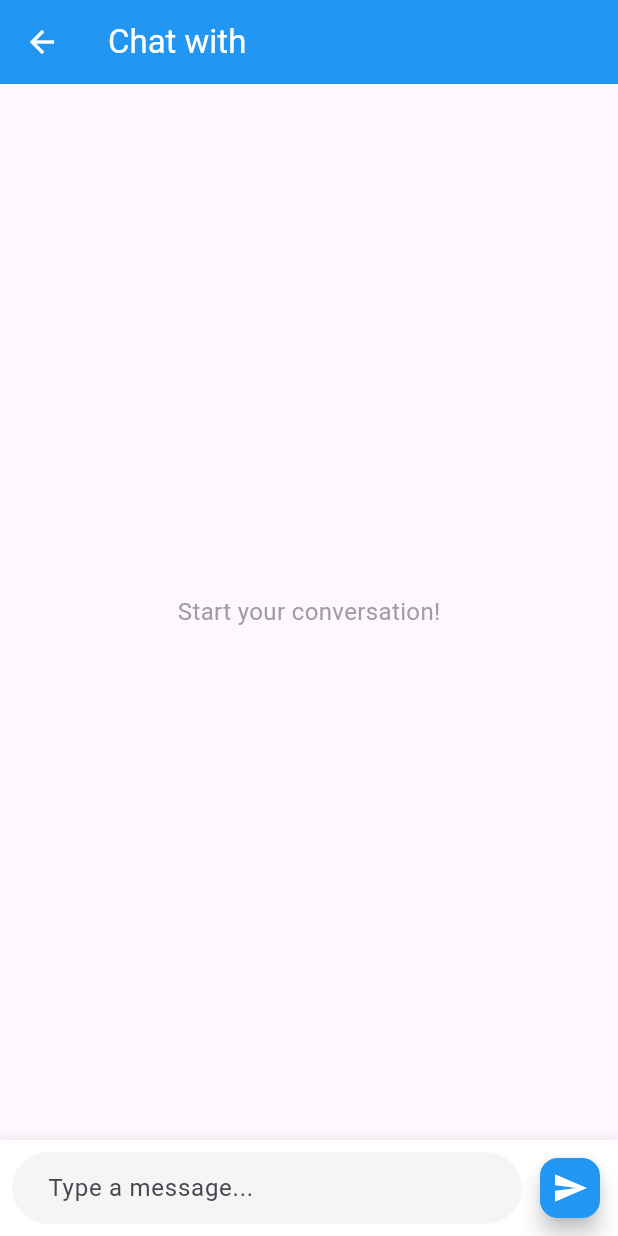
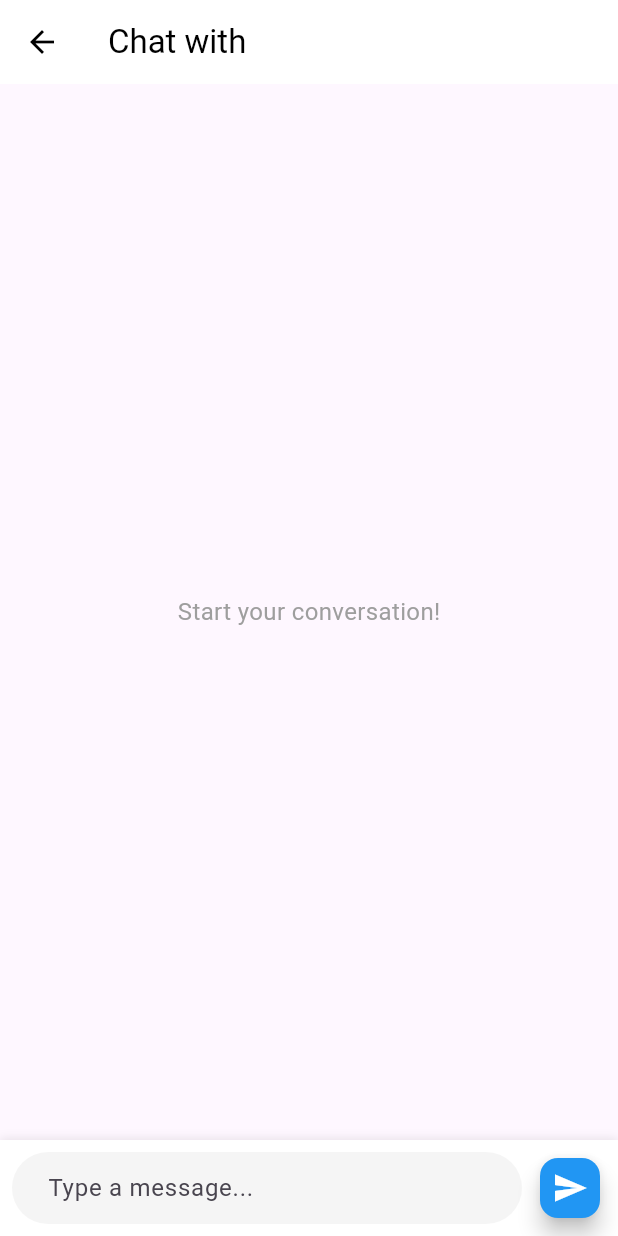
Before and after one commit to PramodiPeshila/real_time_chat_app, a Flutter app: the ChatScreen screen opened directly with empty values, on a phone screen of 412 x 824 dp. Run offline on Flutter 3.47's test engine with Material 3 defaults, Android fonts, the phone set to English and light mode, and no system bars; our stand-ins replace cloud_firestore, firebase_auth, firebase_core, qr_flutter, shared_preferences; missing offline and left inert: qr_code_scanner_plus; accounts and stored records are empty.

Commit message:
[dev-01]| changed color

```diff
--- a/lib/pages/chat_screen.dart
+++ b/lib/pages/chat_screen.dart
@@ -19,10 +19,10 @@ class _ChatScreenState extends State<ChatScreen> {
       appBar: AppBar(
         title: Text(
           'Chat with ${widget.userId}',
-          style: const TextStyle(color: Colors.white),
+          style: const TextStyle(color: Colors.black),
         ),
-        backgroundColor: Colors.blue,
-        iconTheme: const IconThemeData(color: Colors.white),
+        backgroundColor: Colors.white,
+        iconTheme: const IconThemeData(color: Colors.black),
       ),
       body: Column(
         children: [
```
